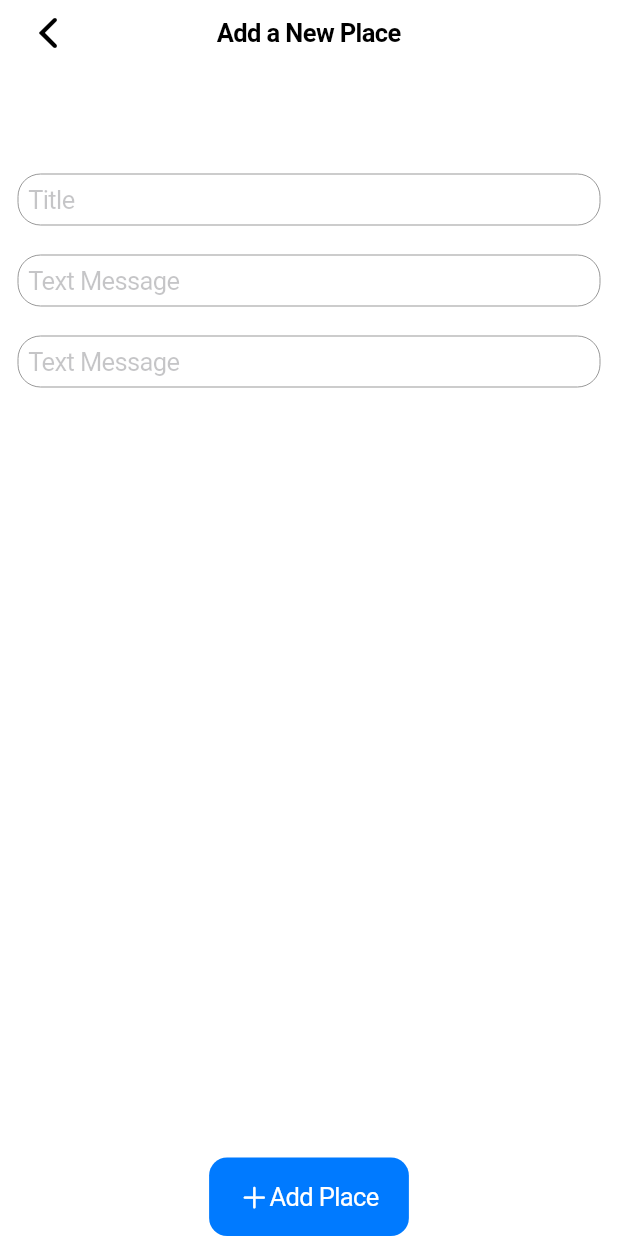
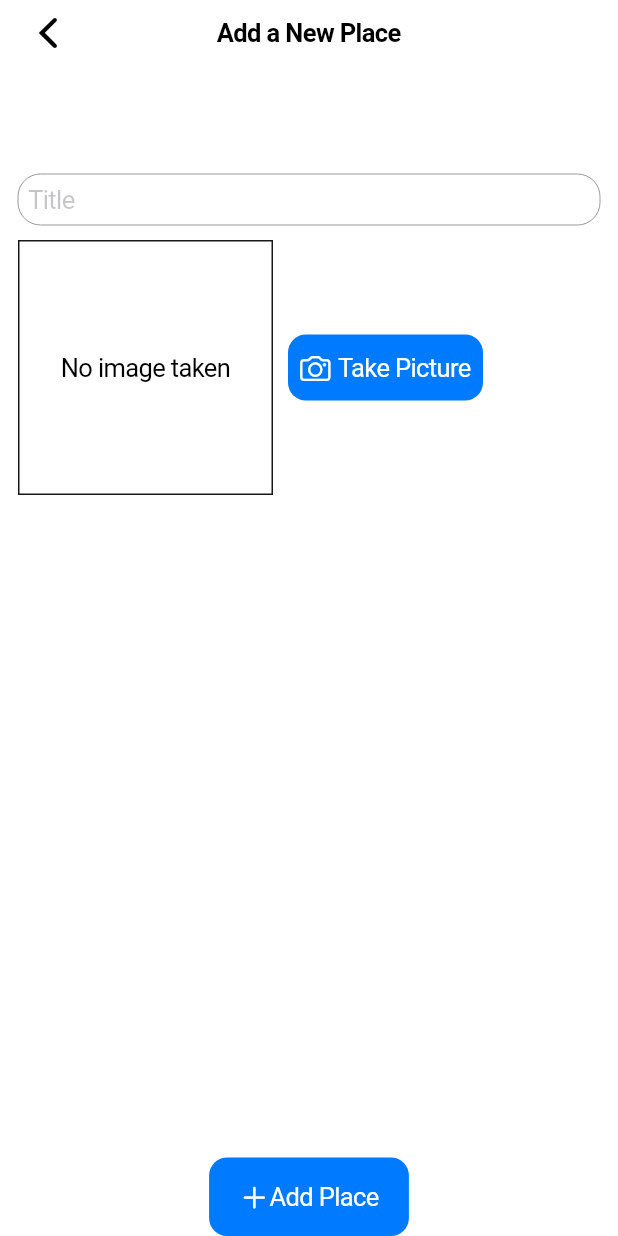
Before and after one commit to rbicca/places, a Flutter app: the AddPlacesScreen screen opened by its route, on a phone screen of 412 x 824 dp. Run offline on Flutter 3.47's test engine with Material 2 defaults, Android fonts, the phone set to English and light mode, and no system bars; our stand-ins replace image_picker.

Commit message:
Unit 293 done

```diff
--- a/lib/screens/placesAdd.dart
+++ b/lib/screens/placesAdd.dart
@@ -1,4 +1,9 @@
 import 'package:flutter/cupertino.dart';
+import 'dart:io';
+import 'package:provider/provider.dart';
+
+import 'package:places/widgets/imageInput.dart';
+import 'package:places/providers/places.dart';
 
 class AddPlacesScreen extends StatefulWidget {
   static const routeName = '/add-place';
@@ -10,6 +15,7 @@ class AddPlacesScreen extends StatefulWidget {
 class _AddPlacesScreenState extends State<AddPlacesScreen> {
 
   TextEditingController _titleControler;
+  File _pickedImage;
 
   @override
   void initState() {
@@ -17,6 +23,20 @@ class _AddPlacesScreenState extends State<AddPlacesScreen> {
       _titleControler = TextEditingController();
   }
 
+  void _selectImage(File pickedImage){
+    _pickedImage = pickedImage;
+  }
+
+  void _savePlace(){
+    if(_titleControler.text.isEmpty || _pickedImage == null){
+      return;
+    }
+
+    Provider.of<PlacesProvider>(context, listen: false).addPlace(_titleControler.text, _pickedImage);
+
+    Navigator.of(context).pop();
+
+  }
   @override
   Widget build(BuildContext context) {
     return CupertinoPageScaffold(
@@ -33,9 +53,8 @@ class _AddPlacesScreenState extends State<AddPlacesScreen> {
       ),
       child: SafeArea(
         child: Column(
-          mainAxisAlignment: MainAxisAlignment.spaceBetween,
           children: <Widget>[
-            SizedBox(height: 60,),
+            SizedBox(height: 60,width: double.infinity,),
             Expanded(child: SingleChildScrollView(
               child: Padding(
                 padding: const EdgeInsets.all(12.0),
@@ -46,24 +65,14 @@ class _AddPlacesScreenState extends State<AddPlacesScreen> {
                     decoration: BoxDecoration(border: Border.all(width: 0.0, color: CupertinoColors.inactiveGray,),
                     borderRadius: BorderRadius.circular(15.0),),
                   ),
-                  SizedBox(height: 20,),
-                  CupertinoTextField(
-                    placeholder: 'Text Message',
-                    decoration: BoxDecoration(border: Border.all(width: 0.0, color: CupertinoColors.inactiveGray,),
-                    borderRadius: BorderRadius.circular(15.0),),
-                  ),
-                  SizedBox(height: 20,),
-                  CupertinoTextField(
-                    placeholder: 'Text Message',
-                    decoration: BoxDecoration(border: Border.all(width: 0.0, color: CupertinoColors.inactiveGray,),
-                    borderRadius: BorderRadius.circular(15.0),),
-                  ),
+                  SizedBox(height: 10,),
+                  ImageInput(_selectImage),
                 ],),
               ),
             ),),
             SizedBox(height: 30,),
             CupertinoButton(
-              onPressed: (){},
+              onPressed: _savePlace,
               color: CupertinoColors.activeBlue,
               child: Flex(
                 direction: Axis.horizontal,
--- /dev/null
+++ b/lib/widgets/imageInput.dart
@@ -0,0 +1,76 @@
+import 'dart:io';
+import 'package:flutter/cupertino.dart';
+import 'package:image_picker/image_picker.dart';
+import 'package:path/path.dart' as path;
+import 'package:path_provider/path_provider.dart' as syspaths;
+
+class ImageInput extends StatefulWidget {
+  final Function onSelectImage;
+
+  const ImageInput(this.onSelectImage);
+
+  @override
+  _ImageInputState createState() => _ImageInputState();
+}
+
+class _ImageInputState extends State<ImageInput> {
+
+  File _storedImage;
+
+  Future<void> _takePicture() async {
+    final imageFile = await ImagePicker.pickImage(
+      source: ImageSource.camera,
+      maxWidth: 600
+    );
+    if(imageFile == null) { return; }
+
+    setState(() {
+      _storedImage = imageFile;
+    });
+
+    final fileName = path.basename(imageFile.path);
+    final appDir = await syspaths.getApplicationDocumentsDirectory();
+    final savedImage = await imageFile.copy('${appDir.path}/$fileName');
+    widget.onSelectImage(savedImage);
+
+  }
+
+  @override
+  Widget build(BuildContext context) {
+    return Row(children: <Widget>[
+      Container(
+        width: 170,
+        height: 170,
+        alignment: Alignment.center,
+        decoration: BoxDecoration(border: Border.all(width: 1, color: CupertinoColors.darkBackgroundGray)),
+        child: _storedImage != null ? Image.file(_storedImage, fit: BoxFit.cover, width: double.infinity,)
+                                    : Text('No image taken', textAlign: TextAlign.center,),
+      ),
+      Container(
+        width: 150,
+        padding: EdgeInsets.all(10),
+        child: Row(
+          mainAxisAlignment: MainAxisAlignment.start,
+          children: <Widget>[
+            Expanded(
+              child: CupertinoButton(
+                onPressed: _takePicture,
+                color: CupertinoColors.activeBlue,
+                padding: EdgeInsets.all(0),
+                child: Row(
+                  mainAxisAlignment: MainAxisAlignment.center,
+                  children:[
+                        Icon(CupertinoIcons.photo_camera,color: CupertinoColors.white, ),
+                        SizedBox(width: 5,),
+                        Text('Take Picture', style: TextStyle(color: CupertinoColors.white),),
+                  ]
+                ),
+              ),
+            ),
+          ],
+        ),
+      ),
+    ],
+    );
+  }
+}
--- a/pubspec.yaml
+++ b/pubspec.yaml
@@ -14,13 +14,16 @@ description: A new Flutter project.
 version: 1.0.0+1
 
 environment:
-  sdk: ">=2.1.0 <3.0.0"
+  sdk: ">=2.2.2 <3.0.0"
 
 dependencies:
   flutter:
     sdk: flutter
   provider: ^3.0.0+1
   cupertino_icons: ^0.1.2
+  image_picker: ^0.6.1+4
+  path_provider: ^1.3.0
+  path: ^1.6.4
 
 dev_dependencies:
   flutter_test:
```
Also changed, not shown: lib/providers/places.dart (+12 -0 lines), lib/screens/placesList.dart (+24 -3 lines), pubspec.lock, 8 other files.
